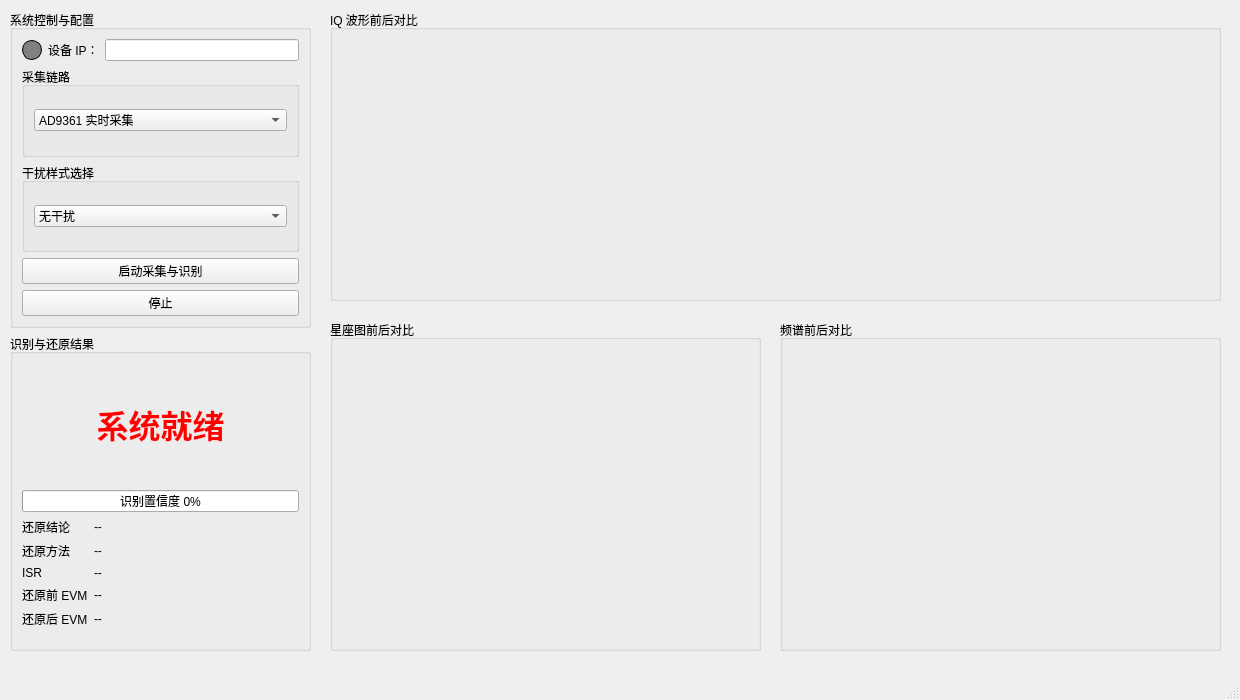
Above: 01_运行包/rk3588_gui/mainwindow.ui from taikongrensanhao/rk3588_JamSystem before the change. Below: the same form after it.
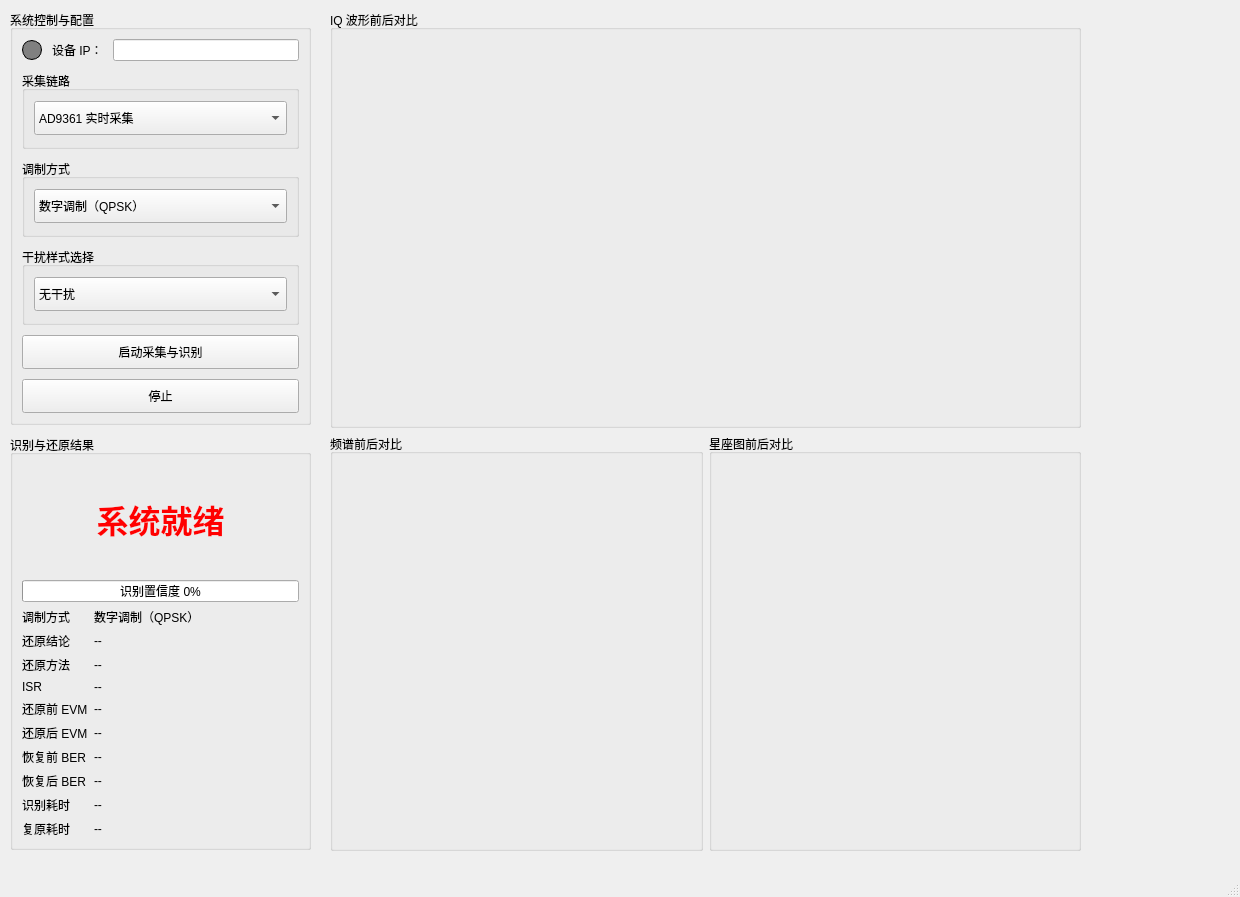
That is the form after the change. Custom widgets are drawn as their Qt base class.

The edit to the form file:
```diff
--- a/01_运行包/rk3588_gui/mainwindow.ui
+++ b/01_运行包/rk3588_gui/mainwindow.ui
@@ -7,7 +7,7 @@
     <x>0</x>
     <y>0</y>
     <width>1240</width>
-    <height>700</height>
+    <height>897</height>
    </rect>
   </property>
   <property name="windowTitle">
@@ -20,16 +20,22 @@
       <x>10</x>
       <y>10</y>
       <width>301</width>
-      <height>641</height>
+      <height>840</height>
      </rect>
     </property>
     <layout class="QVBoxLayout" name="verticalLayout_6">
+     <property name="spacing">
+      <number>10</number>
+     </property>
      <item>
       <widget class="QGroupBox" name="groupBox">
        <property name="title">
         <string>系统控制与配置</string>
        </property>
        <layout class="QVBoxLayout" name="verticalLayout_4">
+        <property name="spacing">
+         <number>10</number>
+        </property>
         <item>
          <layout class="QHBoxLayout" name="horizontalLayout_2">
           <item>
@@ -70,12 +76,27 @@
         </item>
         <item>
          <widget class="QGroupBox" name="groupBox_6">
+          <property name="minimumSize">
+           <size>
+            <width>0</width>
+            <height>78</height>
+           </size>
+          </property>
           <property name="title">
            <string>采集链路</string>
           </property>
           <layout class="QVBoxLayout" name="verticalLayout_5">
+           <property name="spacing">
+            <number>6</number>
+           </property>
            <item>
             <widget class="QComboBox" name="comboBox_2">
+             <property name="minimumSize">
+              <size>
+               <width>0</width>
+               <height>34</height>
+              </size>
+             </property>
              <item>
               <property name="text">
                <string>AD9361 实时采集</string>
@@ -91,14 +112,67 @@
           </layout>
          </widget>
         </item>
+        <item>
+         <widget class="QGroupBox" name="groupBox_modulation">
+          <property name="minimumSize">
+           <size>
+            <width>0</width>
+            <height>78</height>
+           </size>
+          </property>
+          <property name="title">
+           <string>调制方式</string>
+          </property>
+          <layout class="QVBoxLayout" name="verticalLayout_modulation">
+           <property name="spacing">
+            <number>6</number>
+           </property>
+           <item>
+            <widget class="QComboBox" name="comboBox_modulation">
+             <property name="minimumSize">
+              <size>
+               <width>0</width>
+               <height>34</height>
+              </size>
+             </property>
+             <item>
+              <property name="text">
+               <string>数字调制（QPSK）</string>
+              </property>
+             </item>
+             <item>
+              <property name="text">
+               <string>模拟调制（FM）</string>
+              </property>
+             </item>
+            </widget>
+           </item>
+          </layout>
+         </widget>
+        </item>
         <item>
          <widget class="QGroupBox" name="groupBox_2">
+          <property name="minimumSize">
+           <size>
+            <width>0</width>
+            <height>78</height>
+           </size>
+          </property>
           <property name="title">
            <string>干扰样式选择</string>
           </property>
           <layout class="QVBoxLayout" name="verticalLayout_3">
+           <property name="spacing">
+            <number>6</number>
+           </property>
            <item>
             <widget class="QComboBox" name="comboBox">
+             <property name="minimumSize">
+              <size>
+               <width>0</width>
+               <height>34</height>
+              </size>
+             </property>
              <item>
               <property name="text">
                <string>无干扰</string>
@@ -141,6 +215,12 @@
         </item>
         <item>
          <widget class="QPushButton" name="btnStart">
+          <property name="minimumSize">
+           <size>
+            <width>0</width>
+            <height>34</height>
+           </size>
+          </property>
           <property name="text">
            <string>启动采集与识别</string>
           </property>
@@ -148,6 +228,12 @@
         </item>
         <item>
          <widget class="QPushButton" name="btnStop">
+          <property name="minimumSize">
+           <size>
+            <width>0</width>
+            <height>34</height>
+           </size>
+          </property>
           <property name="text">
            <string>停止</string>
           </property>
@@ -193,75 +279,145 @@
         <item>
          <layout class="QFormLayout" name="formLayout_metrics">
           <item row="0" column="0">
+           <widget class="QLabel" name="label_modulation_title">
+            <property name="text">
+             <string>调制方式</string>
+            </property>
+           </widget>
+          </item>
+          <item row="0" column="1">
+           <widget class="QLabel" name="label_modulation_value">
+            <property name="text">
+             <string>数字调制（QPSK）</string>
+            </property>
+           </widget>
+          </item>
+          <item row="1" column="0">
            <widget class="QLabel" name="label_restore_status_title">
             <property name="text">
              <string>还原结论</string>
             </property>
            </widget>
           </item>
-          <item row="0" column="1">
+          <item row="1" column="1">
            <widget class="QLabel" name="label_restore_status">
             <property name="text">
              <string>--</string>
             </property>
            </widget>
           </item>
-          <item row="1" column="0">
+          <item row="2" column="0">
            <widget class="QLabel" name="label_restore_method_title">
             <property name="text">
              <string>还原方法</string>
             </property>
            </widget>
           </item>
-          <item row="1" column="1">
+          <item row="2" column="1">
            <widget class="QLabel" name="label_restore_method">
             <property name="text">
              <string>--</string>
             </property>
            </widget>
           </item>
-          <item row="2" column="0">
+          <item row="3" column="0">
            <widget class="QLabel" name="label_metric_isr_title">
             <property name="text">
              <string>ISR</string>
             </property>
            </widget>
           </item>
-          <item row="2" column="1">
+          <item row="3" column="1">
            <widget class="QLabel" name="label_metric_isr">
             <property name="text">
              <string>--</string>
             </property>
            </widget>
           </item>
-          <item row="3" column="0">
+          <item row="4" column="0">
            <widget class="QLabel" name="label_metric_evm_before_title">
             <property name="text">
              <string>还原前 EVM</string>
             </property>
            </widget>
           </item>
-          <item row="3" column="1">
+          <item row="4" column="1">
            <widget class="QLabel" name="label_metric_evm_before">
             <property name="text">
              <string>--</string>
             </property>
            </widget>
           </item>
-          <item row="4" column="0">
+          <item row="5" column="0">
            <widget class="QLabel" name="label_metric_evm_after_title">
             <property name="text">
              <string>还原后 EVM</string>
             </property>
            </widget>
           </item>
-          <item row="4" column="1">
+          <item row="5" column="1">
            <widget class="QLabel" name="label_metric_evm_after">
             <property name="text">
              <string>--</string>
             </property>
            </widget>
           </item>
+          <item row="6" column="0">
+           <widget class="QLabel" name="label_extra_metric1_title">
+            <property name="text">
+             <string>恢复前 BER</string>
+            </property>
+           </widget>
+          </item>
+          <item row="6" column="1">
+           <widget class="QLabel" name="label_extra_metric1_value">
+            <property name="text">
+             <string>--</string>
+            </property>
+           </widget>
+          </item>
+          <item row="7" column="0">
+           <widget class="QLabel" name="label_extra_metric2_title">
+            <property name="text">
+             <string>恢复后 BER</string>
+            </property>
+           </widget>
+          </item>
+          <item row="7" column="1">
+           <widget class="QLabel" name="label_extra_metric2_value">
+            <property name="text">
+             <string>--</string>
+            </property>
+           </widget>
+          </item>
+          <item row="8" column="0">
+           <widget class="QLabel" name="label_recognition_time_title">
+            <property name="text">
+             <string>识别耗时</string>
+            </property>
+           </widget>
+          </item>
+          <item row="8" column="1">
+           <widget class="QLabel" name="label_recognition_time_value">
+            <property name="text">
+             <string>--</string>
+            </property>
+           </widget>
+          </item>
+          <item row="9" column="0">
+           <widget class="QLabel" name="label_restoration_time_title">
+            <property name="text">
+             <string>复原耗时</string>
+            </property>
+           </widget>
+          </item>
+          <item row="9" column="1">
+           <widget class="QLabel" name="label_restoration_time_value">
+            <property name="text">
+             <string>--</string>
+            </property>
+           </widget>
+          </item>
          </layout>
         </item>
        </layout>
@@ -269,64 +425,62 @@
      </item>
     </layout>
    </widget>
-   <widget class="QGroupBox" name="groupBox_3">
+   <widget class="QWidget" name="">
     <property name="geometry">
      <rect>
       <x>330</x>
       <y>10</y>
-      <width>891</width>
-      <height>291</height>
+      <width>751</width>
+      <height>841</height>
      </rect>
     </property>
-    <property name="title">
-     <string>IQ 波形前后对比</string>
-    </property>
-    <layout class="QHBoxLayout" name="horizontalLayout">
+    <layout class="QVBoxLayout" name="verticalLayout_2">
      <item>
-      <widget class="QCustomPlot" name="widget_iq" native="true"/>
-     </item>
-    </layout>
-   </widget>
-   <widget class="QGroupBox" name="groupBox_5">
-    <property name="geometry">
-     <rect>
-      <x>330</x>
-      <y>320</y>
-      <width>431</width>
-      <height>331</height>
-     </rect>
-    </property>
-    <property name="title">
-     <string>星座图前后对比</string>
-    </property>
-    <layout class="QHBoxLayout" name="horizontalLayout_3">
-     <item>
-      <widget class="QCustomPlot" name="widget_const" native="true">
-       <property name="minimumSize">
-        <size>
-         <width>260</width>
-         <height>260</height>
-        </size>
+      <widget class="QGroupBox" name="groupBox_3">
+       <property name="title">
+        <string>IQ 波形前后对比</string>
        </property>
+       <layout class="QHBoxLayout" name="horizontalLayout">
+        <item>
+         <widget class="QCustomPlot" name="widget_iq" native="true"/>
+        </item>
+       </layout>
       </widget>
      </item>
-    </layout>
-   </widget>
-   <widget class="QGroupBox" name="groupBox_4">
-    <property name="geometry">
-     <rect>
-      <x>780</x>
-      <y>320</y>
-      <width>441</width>
-      <height>331</height>
-     </rect>
-    </property>
-    <property name="title">
-     <string>频谱前后对比</string>
-    </property>
-    <layout class="QHBoxLayout" name="horizontalLayout_4">
      <item>
-      <widget class="QCustomPlot" name="widget_spec" native="true"/>
+      <layout class="QHBoxLayout" name="horizontalLayout_5">
+       <item>
+        <widget class="QGroupBox" name="groupBox_4">
+         <property name="title">
+          <string>频谱前后对比</string>
+         </property>
+         <layout class="QHBoxLayout" name="horizontalLayout_4">
+          <item>
+           <widget class="QCustomPlot" name="widget_spec" native="true"/>
+          </item>
+         </layout>
+        </widget>
+       </item>
+       <item>
+        <widget class="QGroupBox" name="groupBox_5">
+         <property name="title">
+          <string>星座图前后对比</string>
+         </property>
+         <layout class="QHBoxLayout" name="horizontalLayout_3">
+          <item>
+           <widget class="QCustomPlot" name="widget_const" native="true">
+            <property name="minimumSize">
+             <size>
+              <width>260</width>
+              <height>260</height>
+             </size>
+            </property>
+           </widget>
+          </item>
+         </layout>
+        </widget>
+       </item>
+      </layout>
      </item>
     </layout>
    </widget>
```
Left out of the diff: 8 changed lines with no effect on the pictures.
